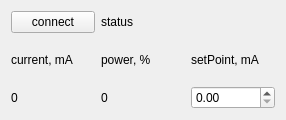
The window that mainwindow.ui (Rezenter/MEmission) describes before a commit, drawn with Qt 5.
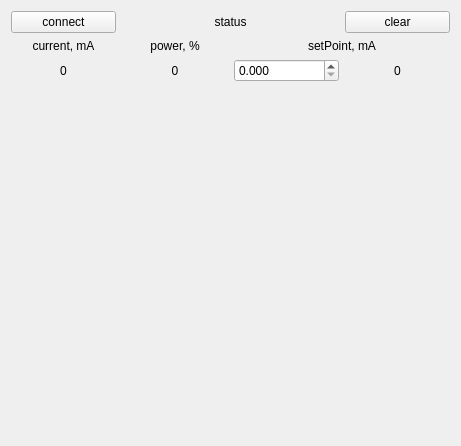
The same window after the commit.

The edit to the form file:
```diff
--- a/mainwindow.ui
+++ b/mainwindow.ui
@@ -6,8 +6,8 @@
    <rect>
     <x>0</x>
     <y>0</y>
-    <width>286</width>
-    <height>120</height>
+    <width>461</width>
+    <height>446</height>
    </rect>
   </property>
   <property name="windowTitle">
@@ -15,6 +15,16 @@
   </property>
   <widget class="QWidget" name="centralWidget">
    <layout class="QGridLayout" name="gridLayout">
+    <item row="3" column="0" colspan="3">
+     <widget class="QWidget" name="chartWidget" native="true">
+      <property name="sizePolicy">
+       <sizepolicy hsizetype="Expanding" vsizetype="Expanding">
+        <horstretch>0</horstretch>
+        <verstretch>0</verstretch>
+       </sizepolicy>
+      </property>
+     </widget>
+    </item>
     <item row="0" column="0">
      <widget class="QPushButton" name="connectButton">
       <property name="text">
@@ -22,25 +32,14 @@
       </property>
      </widget>
     </item>
-    <item row="0" column="1">
-     <widget class="QLabel" name="label">
-      <property name="text">
-       <string>status</string>
-      </property>
-     </widget>
-    </item>
-    <item row="0" column="2">
-     <widget class="QLabel" name="statusLabel">
-      <property name="text">
-       <string/>
-      </property>
-     </widget>
-    </item>
     <item row="1" column="0">
      <widget class="QLabel" name="chLabel">
       <property name="text">
        <string>current, mA</string>
       </property>
+      <property name="alignment">
+       <set>Qt::AlignCenter</set>
+      </property>
      </widget>
     </item>
     <item row="1" column="1">
@@ -48,12 +47,8 @@
       <property name="text">
        <string>power, %</string>
       </property>
-     </widget>
-    </item>
-    <item row="1" column="2">
-     <widget class="QLabel" name="setPoint">
-      <property name="text">
-       <string>setPoint, mA</string>
+      <property name="alignment">
+       <set>Qt::AlignCenter</set>
       </property>
      </widget>
     </item>
@@ -62,6 +57,9 @@
       <property name="text">
        <string>0</string>
       </property>
+      <property name="alignment">
+       <set>Qt::AlignCenter</set>
+      </property>
      </widget>
     </item>
     <item row="2" column="1">
@@ -69,10 +67,66 @@
       <property name="text">
        <string>0</string>
       </property>
+      <property name="alignment">
+       <set>Qt::AlignCenter</set>
+      </property>
      </widget>
     </item>
     <item row="2" column="2">
-     <widget class="QDoubleSpinBox" name="spBox"/>
+     <widget class="QDoubleSpinBox" name="spBox">
+      <property name="toolTip">
+       <string>Requested HV current.</string>
+      </property>
+      <property name="decimals">
+       <number>3</number>
+      </property>
+     </widget>
+    </item>
+    <item row="2" column="3">
+     <widget class="QLabel" name="spLabel">
+      <property name="text">
+       <string>0</string>
+      </property>
+      <property name="alignment">
+       <set>Qt::AlignCenter</set>
+      </property>
+     </widget>
+    </item>
+    <item row="1" column="2" colspan="2">
+     <widget class="QLabel" name="setPoint">
+      <property name="toolTip">
+       <string>Requested HV current.</string>
+      </property>
+      <property name="text">
+       <string>setPoint, mA</string>
+      </property>
+      <property name="alignment">
+       <set>Qt::AlignCenter</set>
+      </property>
+     </widget>
+    </item>
+    <item row="0" column="3">
+     <widget class="QPushButton" name="clearButton">
+      <property name="toolTip">
+       <string>Clear chart.</string>
+      </property>
+      <property name="text">
+       <string>clear</string>
+      </property>
+     </widget>
+    </item>
+    <item row="0" column="1" colspan="2">
+     <widget class="QLabel" name="statusLabel">
+      <property name="toolTip">
+       <string>Programm status: red = no connection, green = OK, yellow = watchdog request.</string>
+      </property>
+      <property name="text">
+       <string>status</string>
+      </property>
+      <property name="alignment">
+       <set>Qt::AlignCenter</set>
+      </property>
+     </widget>
     </item>
    </layout>
   </widget>
```
Left out of the diff: 15 changed lines with no effect on the pictures.
